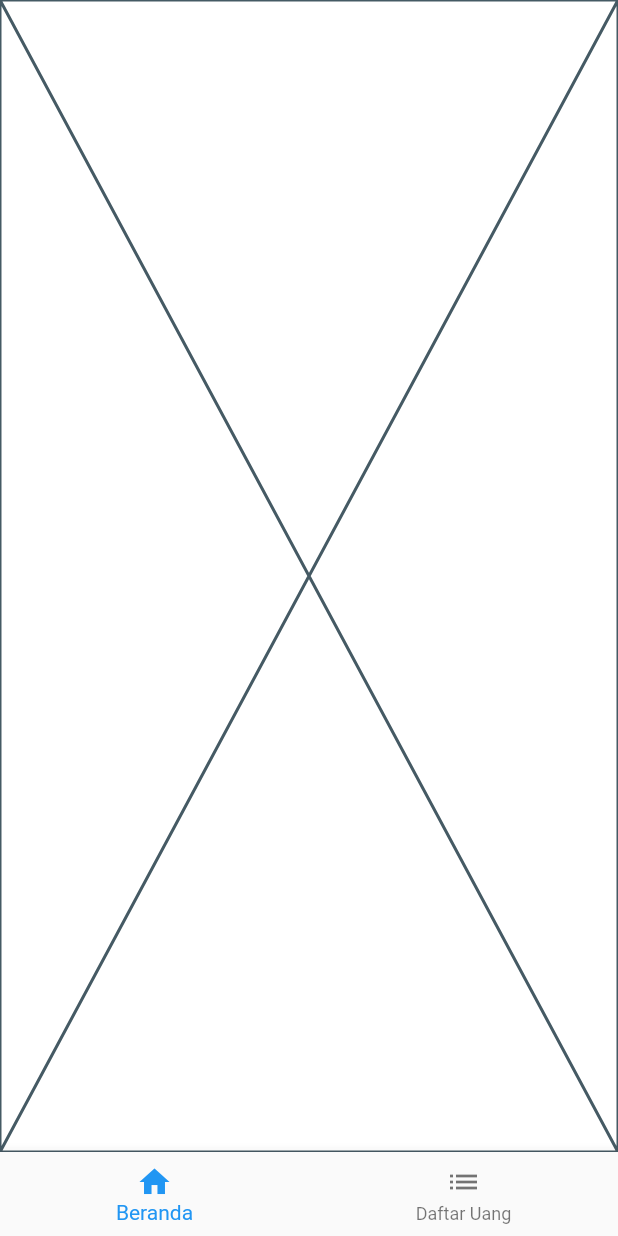
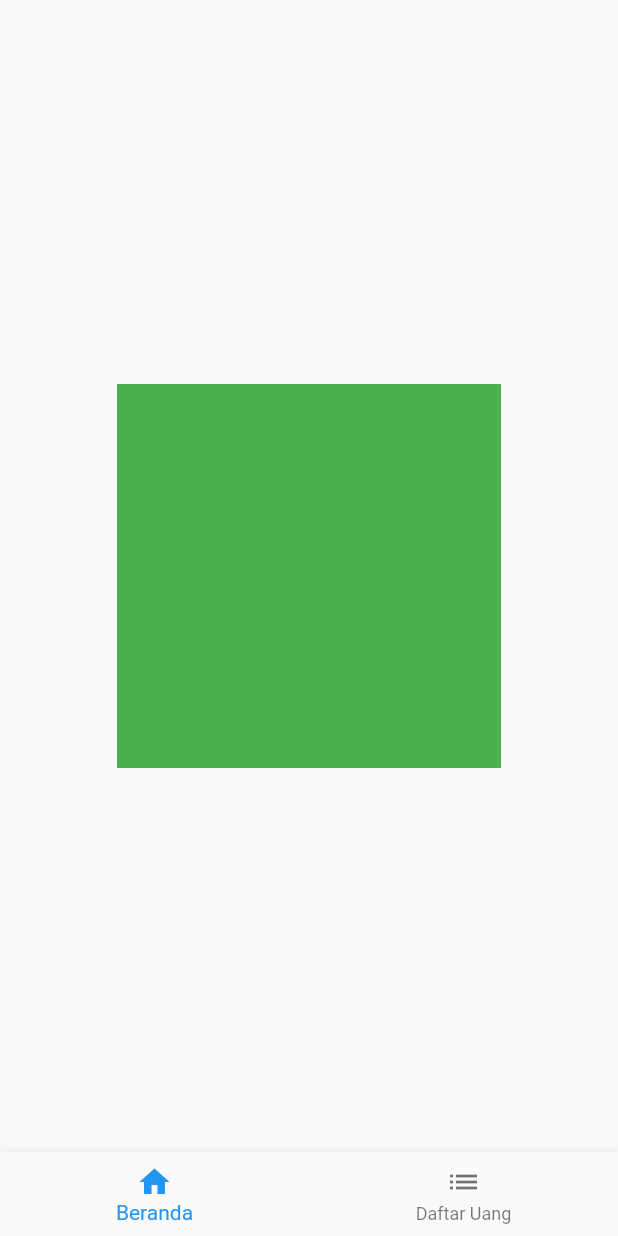
Before and after one commit to AivoxoviA/Game-Rupiah, a Flutter app: the screen it shows after launch, on a phone screen of 412 x 824 dp. Run offline on Flutter 3.47's test engine with Material 2 defaults, Android fonts, the phone set to English and light mode, and no system bars.

Commit message:
add Index and animation

```diff
--- a/lib/home_page.dart
+++ b/lib/home_page.dart
@@ -1,6 +1,7 @@
 import 'package:flutter/material.dart';
 
 import 'daftar_uang_page.dart';
+import 'index.dart';
 
 class MyHomePage extends StatefulWidget {
   const MyHomePage({super.key, required this.title});
@@ -20,7 +21,7 @@ class _MyHomePageState extends State<MyHomePage> {
     Widget page;
     switch (selectedIndex) {
       case 0:
-        page = Placeholder();
+        page = Index();
         break;
       case 1:
         page = DaftarUangPage();
--- /dev/null
+++ b/lib/index.dart
@@ -0,0 +1,41 @@
+import 'package:flutter/material.dart';
+
+class Index extends StatefulWidget {
+  @override
+  State<StatefulWidget> createState() => _Index();
+}
+
+class _Index extends State<Index> {
+  var _visible = false;
+
+  @override
+  void initState() {
+    super.initState();
+    setVisible();
+  }
+
+  void setVisible() {
+    Future.delayed(const Duration(milliseconds: 1000)).then((value) {
+      setState(() {
+        _visible = true;
+      });
+    });
+  }
+
+  @override
+  Widget build(BuildContext context) {
+    return Scaffold(
+      body: Center(
+        child: AnimatedOpacity(
+          duration: const Duration(milliseconds: 1000),
+          opacity: _visible ? 1.0 : 0.0,
+          child: Container(
+            width: 256,
+            height: 256,
+            color: Colors.green,
+          ),
+        ),
+      ),
+    );
+  }
+}
```
